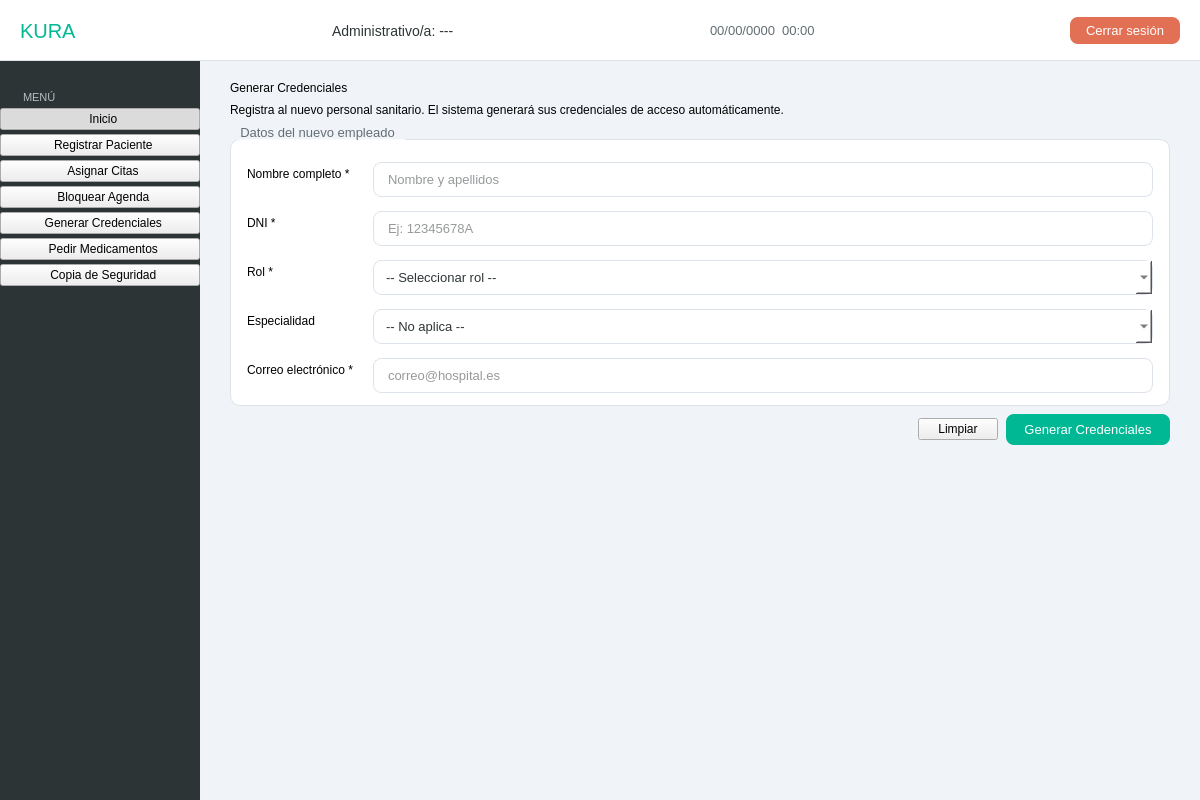
The window that src/vista/Ui/VistaAdministrativo.ui (hgarcg04/software-engineering) describes before a commit, drawn with Qt 5.
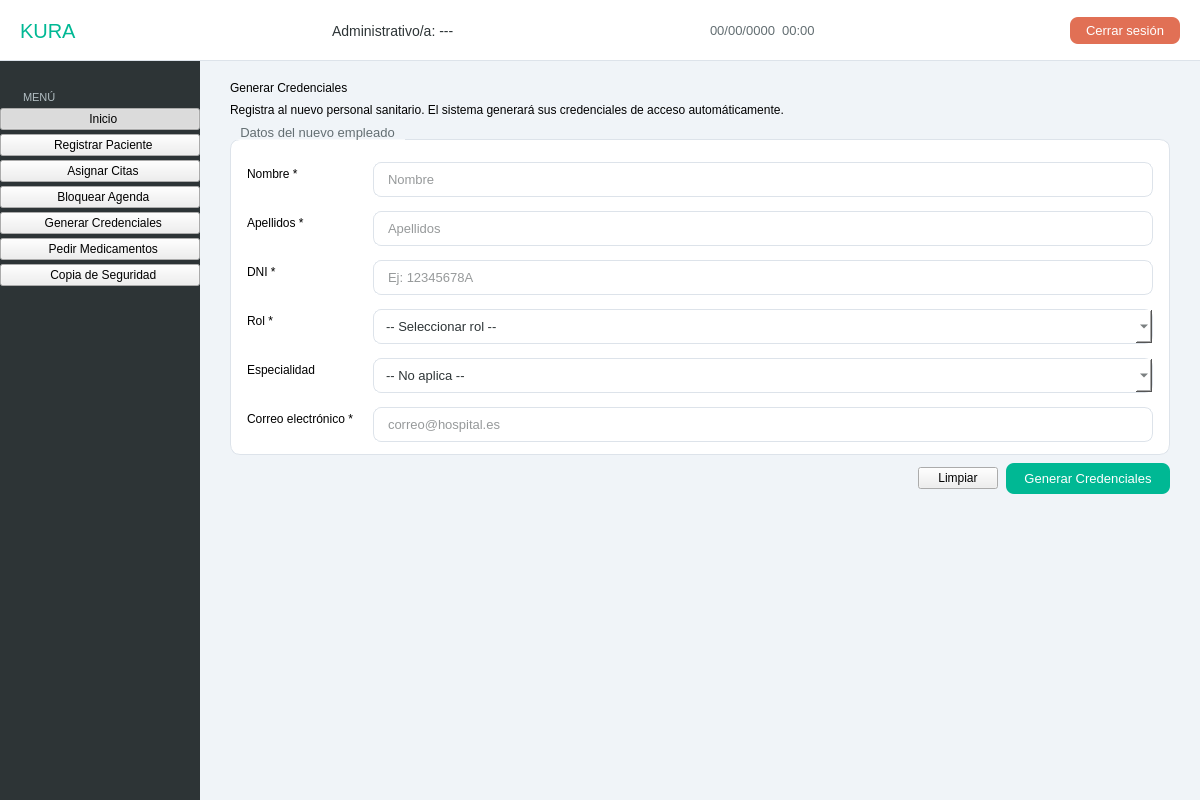
The same window after the commit. The open tabs and pages were chosen to show the change.

```diff
--- a/src/vista/Ui/VistaAdministrativo.ui
+++ b/src/vista/Ui/VistaAdministrativo.ui
@@ -1287,34 +1287,45 @@
              <property name="verticalSpacing"><number>14</number></property>
              <item row="0" column="0">
               <widget class="QLabel" name="lbl_pf_nombre">
-               <property name="text"><string>Nombre completo *</string></property>
+               <property name="text"><string>Nombre *</string></property>
                <property name="class" stdset="0"><string>formLabel</string></property>
               </widget>
              </item>
              <item row="0" column="1">
               <widget class="QLineEdit" name="input_nombre_personal">
-               <property name="placeholderText"><string>Nombre y apellidos</string></property>
+               <property name="placeholderText"><string>Nombre</string></property>
               </widget>
              </item>
              <item row="1" column="0">
+              <widget class="QLabel" name="lbl_pf_apellidos">
+               <property name="text"><string>Apellidos *</string></property>
+               <property name="class" stdset="0"><string>formLabel</string></property>
+              </widget>
+             </item>
+             <item row="1" column="1">
+              <widget class="QLineEdit" name="input_apellidos_personal">
+               <property name="placeholderText"><string>Apellidos</string></property>
+              </widget>
+             </item>
+             <item row="2" column="0">
               <widget class="QLabel" name="lbl_pf_dni">
                <property name="text"><string>DNI *</string></property>
                <property name="class" stdset="0"><string>formLabel</string></property>
               </widget>
              </item>
-             <item row="1" column="1">
+             <item row="2" column="1">
               <widget class="QLineEdit" name="input_dni_personal">
                <property name="placeholderText"><string>Ej: 12345678A</string></property>
                <property name="maxLength"><number>9</number></property>
               </widget>
              </item>
-             <item row="2" column="0">
+             <item row="3" column="0">
               <widget class="QLabel" name="lbl_pf_rol">
                <property name="text"><string>Rol *</string></property>
                <property name="class" stdset="0"><string>formLabel</string></property>
               </widget>
              </item>
-             <item row="2" column="1">
+             <item row="3" column="1">
               <widget class="QComboBox" name="combo_rol_personal">
                <item><property name="text"><string>-- Seleccionar rol --</string></property></item>
                <item><property name="text"><string>Médico</string></property></item>
@@ -1322,13 +1333,13 @@
                <item><property name="text"><string>Administrativo/a</string></property></item>
               </widget>
              </item>
-             <item row="3" column="0">
+             <item row="4" column="0">
               <widget class="QLabel" name="lbl_pf_especialidad">
                <property name="text"><string>Especialidad</string></property>
                <property name="class" stdset="0"><string>formLabel</string></property>
               </widget>
              </item>
-             <item row="3" column="1">
+             <item row="4" column="1">
               <widget class="QComboBox" name="combo_especialidad_personal">
                <item><property name="text"><string>-- No aplica --</string></property></item>
                <item><property name="text"><string>Medicina General</string></property></item>
@@ -1339,13 +1350,13 @@
                <item><property name="text"><string>Oncología</string></property></item>
               </widget>
              </item>
-             <item row="4" column="0">
+             <item row="5" column="0">
               <widget class="QLabel" name="lbl_pf_email">
                <property name="text"><string>Correo electrónico *</string></property>
                <property name="class" stdset="0"><string>formLabel</string></property>
               </widget>
              </item>
-             <item row="4" column="1">
+             <item row="5" column="1">
               <widget class="QLineEdit" name="input_email_personal">
                <property name="placeholderText"><string>correo@hospital.es</string></property>
               </widget>
```
